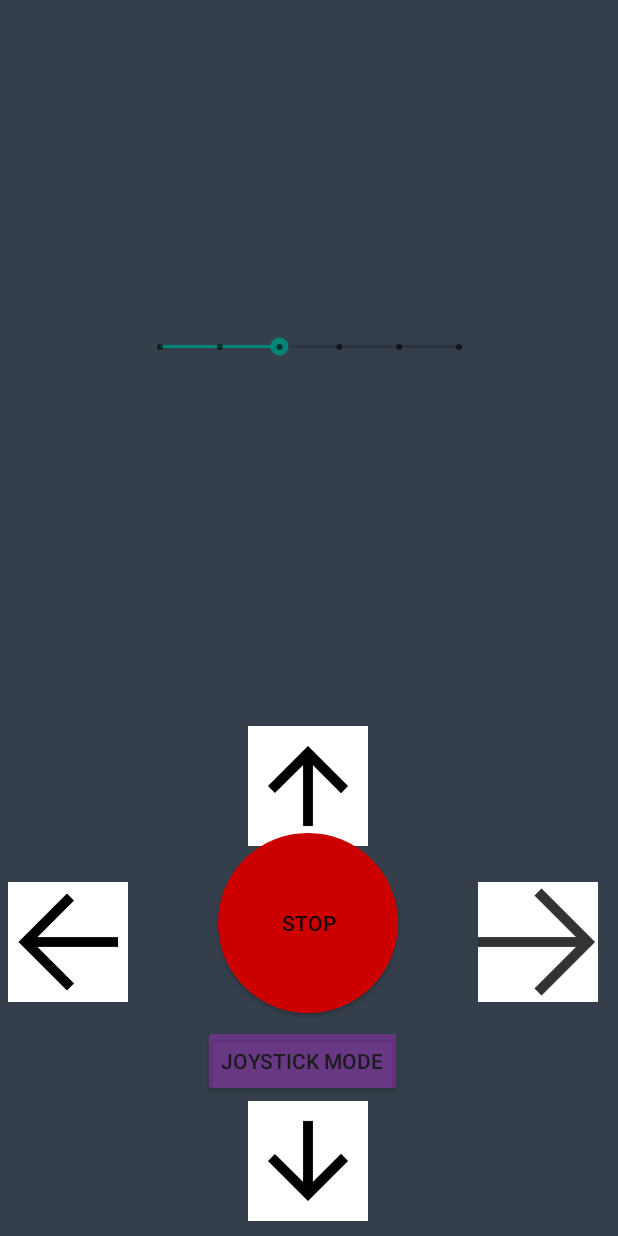
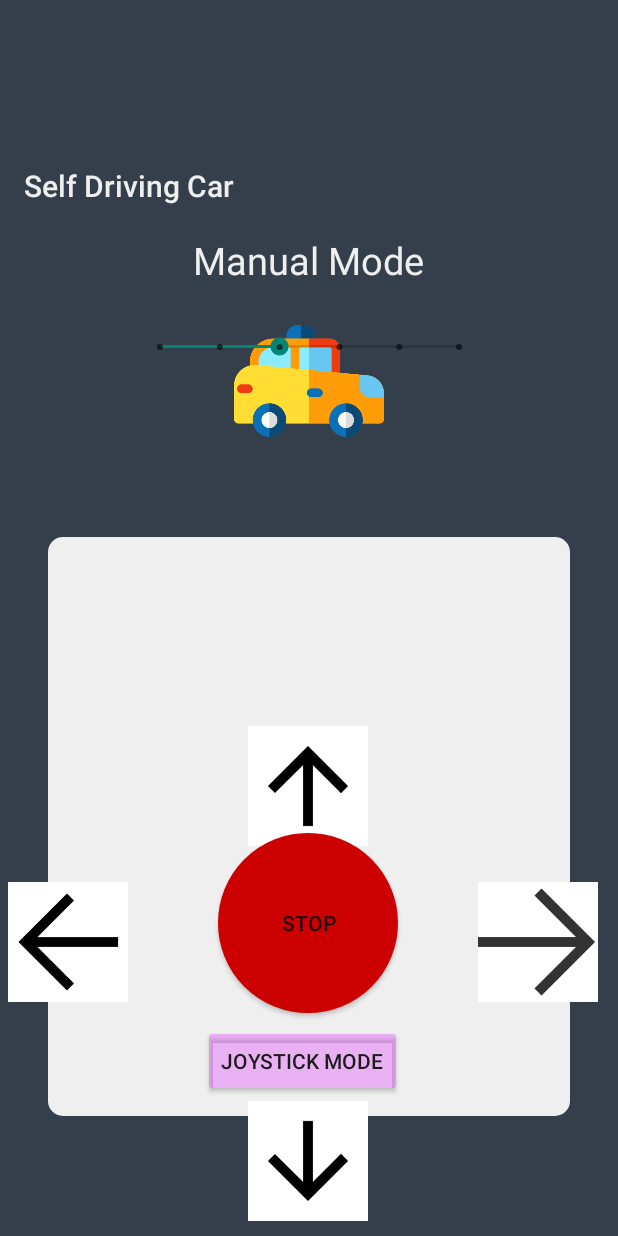
Before and after one commit to DIT112-V19/group-10, an Android app: the ManualMode screen opened directly, with no data from a screen before it, on a phone screen of 412 x 824 dp. Run offline under Robolectric (Android 15) with nearby library versions, the light colour scheme and no system bars.

Commit message:
fix: changes to layout and design

```diff
--- a/carMobileApp/app/src/main/AndroidManifest.xml
+++ b/carMobileApp/app/src/main/AndroidManifest.xml
@@ -15,9 +15,9 @@
 
   <application
     android:allowBackup="false"
-    android:icon="@mipmap/ic_launcher"
+    android:icon="@drawable/taxi"
     android:label="@string/title"
-    android:roundIcon="@mipmap/ic_launcher_round"
+    android:roundIcon="@drawable/taxi"
     android:supportsRtl="true"
     android:theme="@style/Theme.AppCompat.Light.NoActionBar"
     tools:ignore="GoogleAppIndexingWarning">
--- a/carMobileApp/app/src/main/java/com/group10app/ManualMode.java
+++ b/carMobileApp/app/src/main/java/com/group10app/ManualMode.java
@@ -5,6 +5,7 @@ import android.content.Intent;
 import android.support.design.animation.MotionTiming;
 import android.support.v7.app.AppCompatActivity;
 import android.os.Bundle;
+import android.support.v7.widget.Toolbar;
 import android.util.Log;
 import android.view.MotionEvent;
 import android.view.View;
@@ -38,6 +39,9 @@ public class ManualMode extends AppCompatActivity {
   protected void onCreate(Bundle savedInstanceState) {
     super.onCreate(savedInstanceState);
     setContentView(R.layout.activity_manual_mode);
+
+    Toolbar toolbar = findViewById(R.id.toolbar);
+    setSupportActionBar(toolbar);
 
     forwardArrow = findViewById(R.id.forwardArrow);
     backwardArrow = findViewById(R.id.backwardArrow);
--- a/carMobileApp/app/src/main/res/layout/activity_manual_mode.xml
+++ b/carMobileApp/app/src/main/res/layout/activity_manual_mode.xml
@@ -6,6 +6,69 @@
   android:layout_height="match_parent"
   android:background="@color/colorBackgroundDark"
   tools:context=".ManualMode">
+
+  <android.support.v7.widget.Toolbar
+    android:id="@+id/toolbar"
+    android:layout_width="match_parent"
+    android:layout_height="?attr/actionBarSize"
+    android:layout_marginBottom="4dp"
+    android:background="@color/colorBackgroundDark"
+    android:theme="@style/ThemeOverlay.AppCompat.ActionBar"
+    app:layout_constraintBottom_toTopOf="@+id/header"
+    app:layout_constraintEnd_toEndOf="parent"
+    app:layout_constraintHorizontal_bias="0.0"
+    app:layout_constraintStart_toStartOf="parent"
+    app:popupTheme="@style/ThemeOverlay.AppCompat.Light"
+    app:titleTextColor="@color/colorPrimary" />
+
+  <ImageView
+    android:id="@+id/lightBackground"
+    android:layout_width="0dp"
+    android:layout_height="386dp"
+    android:layout_marginStart="32dp"
+    android:layout_marginTop="200dp"
+    android:layout_marginEnd="32dp"
+    android:layout_marginBottom="80dp"
+    android:width="100dp"
+    android:height="100dp"
+    android:layout_centerHorizontal="true"
+    app:layout_constraintBottom_toBottomOf="parent"
+    app:layout_constraintEnd_toEndOf="parent"
+    app:layout_constraintHorizontal_bias="0.0"
+    app:layout_constraintStart_toStartOf="parent"
+    app:layout_constraintTop_toTopOf="parent"
+    app:layout_constraintVertical_bias="1.0"
+    app:srcCompat="@drawable/round_rectangle_shape"
+    tools:ignore="ContentDescription" />
+
+  <ImageView
+    android:id="@+id/carLogo"
+    android:layout_width="100dp"
+    android:layout_height="100dp"
+    android:layout_centerHorizontal="true"
+    android:layout_marginTop="150dp"
+    app:layout_constraintBottom_toTopOf="@+id/lightBackground"
+    app:layout_constraintEnd_toEndOf="@+id/lightBackground"
+    app:layout_constraintStart_toStartOf="@+id/lightBackground"
+    app:layout_constraintTop_toTopOf="parent"
+    app:srcCompat="@drawable/taxi"
+    tools:ignore="ContentDescription" />
+
+  <TextView
+    android:id="@+id/header"
+    android:layout_width="wrap_content"
+    android:layout_height="wrap_content"
+    android:layout_marginStart="176dp"
+    android:layout_marginTop="20dp"
+    android:layout_marginEnd="177dp"
+    android:layout_marginBottom="32dp"
+    android:text="@string/manual_mode"
+    style="@style/heading"
+    android:textColor="@color/textColorLight"
+    app:layout_constraintBottom_toTopOf="@+id/lightBackground"
+    app:layout_constraintEnd_toEndOf="parent"
+    app:layout_constraintStart_toStartOf="parent"
+    app:layout_constraintTop_toTopOf="parent" />
 
   <ImageView
     android:id="@+id/rightArrow"
--- a/carMobileApp/app/src/main/res/values/strings.xml
+++ b/carMobileApp/app/src/main/res/values/strings.xml
@@ -33,7 +33,8 @@
   <string name="githubUrl">https://github.com/DIT112-V19/group-10</string>
   <string name="unknown_device">Unknown Device</string>
   <string name="title_devices">Self Driving Car</string>
-
+  <string name="carPictureCredit">Icon made by Freepik from www.flaticon.com</string>
+  <string name="joystickCredit">Joystick from github.com/controlwear/virtual-joystick-android</string>
 
   <string name="action_settings">Settings</string>
   <string name="Text">BT Status:</string>
```
Also changed, not shown: carMobileApp/app/src/main/java/com/group10app/AutonomousMode.java (+8 -8 lines), carMobileApp/app/src/main/java/com/group10app/Joystick.java (+25 -11 lines), carMobileApp/app/src/main/java/com/group10app/MainActivity.java (+49 -5 lines), carMobileApp/app/src/main/res/layout/activity_autonomous_mode.xml (+34 -30 lines), carMobileApp/app/src/main/res/layout/activity_main.xml (+145 -130 lines), carMobileApp/app/src/main/res/layout/bluetooth_connection.xml (+31 -10 lines), carMobileApp/app/src/main/res/layout/credits.xml (added, +75 -0 lines), carMobileApp/app/src/main/res/layout/instructions.xml (added, +46 -0 lines).
